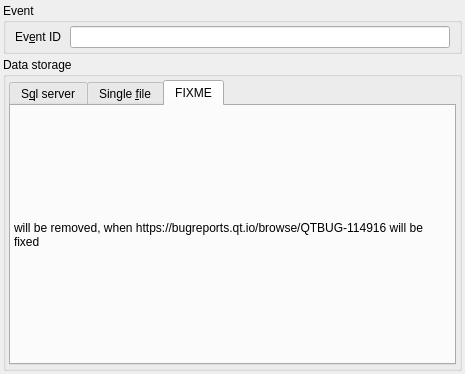
First picture: the form in quickevent/app/quickevent/plugins/Event/src/connectdbdialogwidget.ui, repository Quick-Event/quickbox, before the edit.
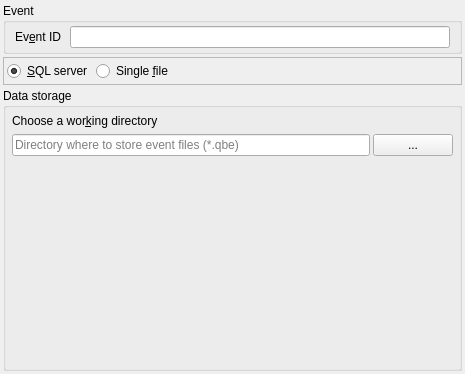
Second picture: the form after the edit. The open tabs and pages were chosen to show the change.

Commit message: workaround for https://bugreports.qt.io/browse/QTBUG-114916

The edit to the form file:
```diff
--- a/quickevent/app/quickevent/plugins/Event/src/connectdbdialogwidget.ui
+++ b/quickevent/app/quickevent/plugins/Event/src/connectdbdialogwidget.ui
@@ -70,12 +70,72 @@
      </layout>
     </widget>
    </item>
+   <item>
+    <widget class="QFrame" name="frame">
+     <property name="frameShape">
+      <enum>QFrame::StyledPanel</enum>
+     </property>
+     <layout class="QHBoxLayout" name="horizontalLayout_4">
+      <property name="leftMargin">
+       <number>3</number>
+      </property>
+      <property name="topMargin">
+       <number>3</number>
+      </property>
+      <property name="rightMargin">
+       <number>3</number>
+      </property>
+      <property name="bottomMargin">
+       <number>3</number>
+      </property>
+      <item>
+       <widget class="QRadioButton" name="btSqlServer">
+        <property name="text">
+         <string>&amp;SQL server</string>
+        </property>
+        <property name="checked">
+         <bool>true</bool>
+        </property>
+       </widget>
+      </item>
+      <item>
+       <widget class="QRadioButton" name="btSingleFile">
+        <property name="text">
+         <string>Single &amp;file</string>
+        </property>
+       </widget>
+      </item>
+      <item>
+       <spacer name="horizontalSpacer">
+        <property name="orientation">
+         <enum>Qt::Horizontal</enum>
+        </property>
+        <property name="sizeHint" stdset="0">
+         <size>
+          <width>40</width>
+          <height>20</height>
+         </size>
+        </property>
+       </spacer>
+      </item>
+     </layout>
+    </widget>
+   </item>
    <item>
     <widget class="QGroupBox" name="groupBox_2">
      <property name="title">
       <string>Data storage</string>
      </property>
+     <property name="flat">
+      <bool>true</bool>
+     </property>
+     <property name="checkable">
+      <bool>false</bool>
+     </property>
      <layout class="QVBoxLayout" name="verticalLayout_2">
+      <property name="spacing">
+       <number>3</number>
+      </property>
       <property name="leftMargin">
        <number>3</number>
       </property>
@@ -89,14 +149,11 @@
        <number>3</number>
       </property>
       <item>
-       <widget class="QTabWidget" name="dataStorageTabWidget">
+       <widget class="QStackedWidget" name="dataStorageStackedWidget">
         <property name="currentIndex">
          <number>0</number>
         </property>
-        <widget class="QWidget" name="tabPostgres">
-         <attribute name="title">
-          <string>S&amp;ql server</string>
-         </attribute>
+        <widget class="QWidget" name="pgSqlServer">
          <layout class="QFormLayout" name="formLayout">
           <property name="labelAlignment">
            <set>Qt::AlignRight|Qt::AlignTrailing|Qt::AlignVCenter</set>
@@ -201,25 +258,22 @@
           </item>
          </layout>
         </widget>
-        <widget class="QWidget" name="tabSqlite">
-         <attribute name="title">
-          <string>Single &amp;file</string>
-         </attribute>
+        <widget class="QWidget" name="pgSingleFile">
          <layout class="QVBoxLayout" name="verticalLayout_3">
           <property name="spacing">
-           <number>9</number>
+           <number>6</number>
           </property>
           <property name="leftMargin">
-           <number>18</number>
+           <number>3</number>
           </property>
           <property name="topMargin">
-           <number>18</number>
+           <number>3</number>
           </property>
           <property name="rightMargin">
-           <number>18</number>
+           <number>3</number>
           </property>
           <property name="bottomMargin">
-           <number>18</number>
+           <number>3</number>
           </property>
           <item>
            <widget class="QLabel" name="label_6">
@@ -267,23 +321,6 @@
           </item>
          </layout>
         </widget>
-        <widget class="QWidget" name="tab">
-         <attribute name="title">
-          <string>FIXME</string>
-         </attribute>
-         <layout class="QVBoxLayout" name="verticalLayout_4">
-          <item>
-           <widget class="QLabel" name="label_7">
-            <property name="text">
-             <string>will be removed, when https://bugreports.qt.io/browse/QTBUG-114916 will be fixed</string>
-            </property>
-            <property name="wordWrap">
-             <bool>true</bool>
-            </property>
-           </widget>
-          </item>
-         </layout>
-        </widget>
        </widget>
       </item>
      </layout>
```
Left out of the diff: 22 changed lines with no effect on the pictures. The commit also changes 2 other files.
